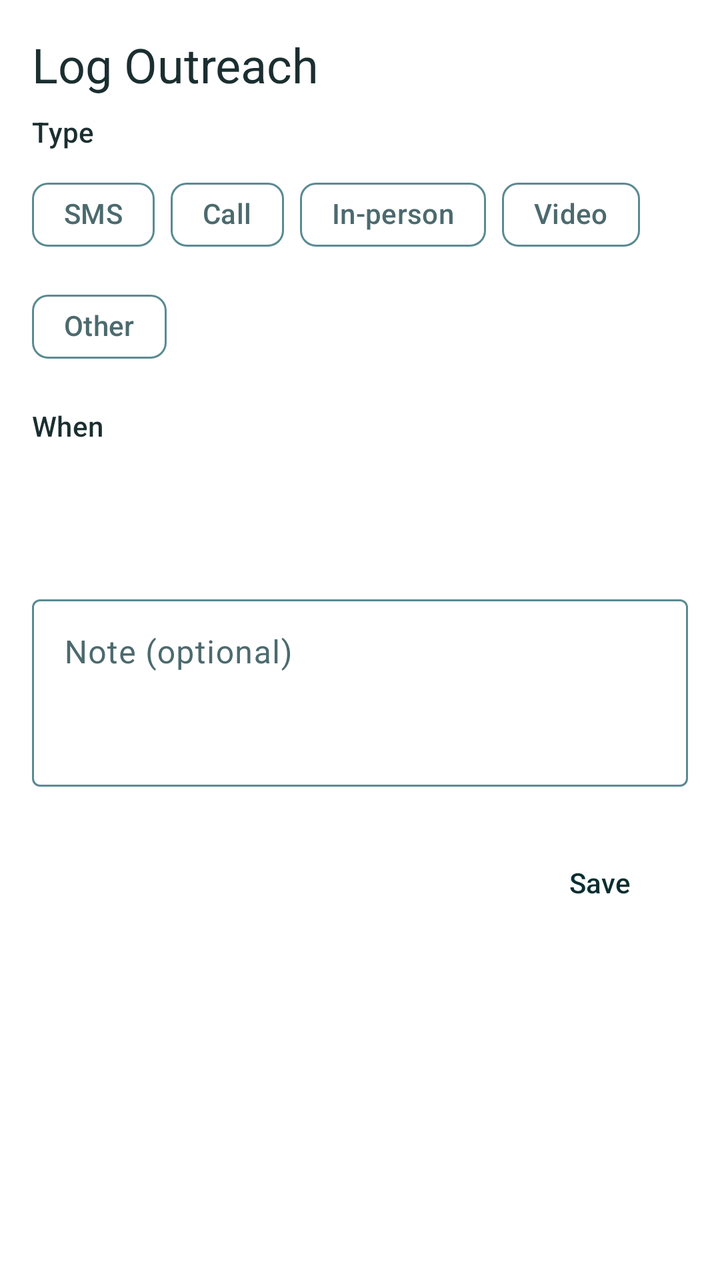
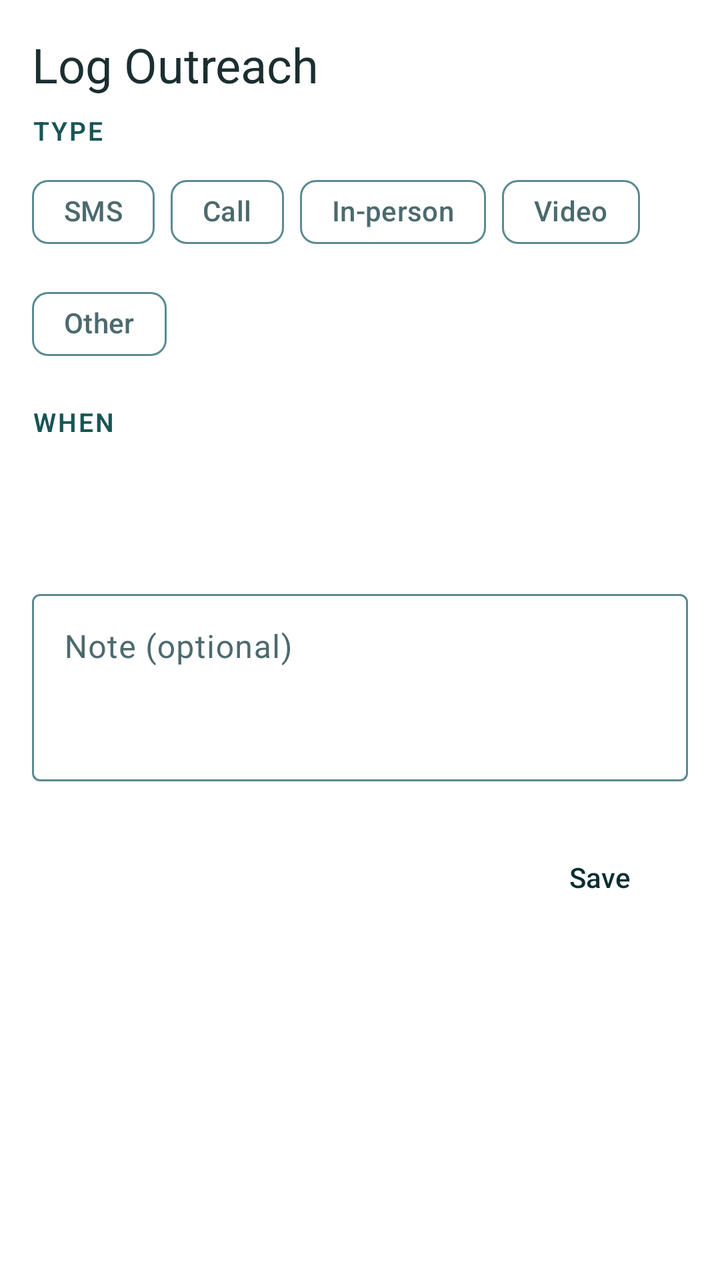

Before-and-after screenshots of an Android layout around one commit, followed by the original layout XML and the change that was made.
<!-- AndroidManifest.xml: application theme Theme.FriendMinder -->
<!-- res/layout/dialog_outreach_log.xml -->
<?xml version="1.0" encoding="utf-8"?>
<ScrollView xmlns:android="http://schemas.android.com/apk/res/android"
    xmlns:app="http://schemas.android.com/apk/res-auto"
    android:layout_width="match_parent"
    android:layout_height="wrap_content">

    <LinearLayout
        android:layout_width="match_parent"
        android:layout_height="wrap_content"
        android:orientation="vertical"
        android:padding="@dimen/fm_space_4">

        
        <TextView
            android:layout_width="match_parent"
            android:layout_height="wrap_content"
            android:layout_marginBottom="@dimen/fm_space_2"
            android:text="@string/title_log_outreach_dialog"
            android:textAppearance="?attr/textAppearanceHeadlineSmall" />

        <TextView
            android:layout_width="match_parent"
            android:layout_height="wrap_content"
            android:text="@string/label_outreach_type_header"
            android:textAppearance="?attr/textAppearanceLabelLarge" />

        <com.google.android.material.chip.ChipGroup
            android:id="@+id/typeChipGroup"
            android:layout_width="match_parent"
            android:layout_height="wrap_content"
            android:layout_marginTop="@dimen/fm_space_2"
            app:singleSelection="true"
            app:selectionRequired="false">

            <com.google.android.material.chip.Chip
                android:id="@+id/chipSms"
                style="@style/Widget.Material3.Chip.Filter"
                android:layout_width="wrap_content"
                android:layout_height="48dp"
                android:checkable="true"
                android:text="@string/outreach_type_sms" />

            <com.google.android.material.chip.Chip
                android:id="@+id/chipCall"
                style="@style/Widget.Material3.Chip.Filter"
                android:layout_width="wrap_content"
                android:layout_height="48dp"
                android:checkable="true"
                android:text="@string/outreach_type_call" />

            <com.google.android.material.chip.Chip
                android:id="@+id/chipInPerson"
                style="@style/Widget.Material3.Chip.Filter"
                android:layout_width="wrap_content"
                android:layout_height="48dp"
                android:checkable="true"
                android:text="@string/outreach_type_in_person" />

            <com.google.android.material.chip.Chip
                android:id="@+id/chipVideo"
                style="@style/Widget.Material3.Chip.Filter"
                android:layout_width="wrap_content"
                android:layout_height="48dp"
                android:checkable="true"
                android:text="@string/outreach_type_video" />

            <com.google.android.material.chip.Chip
                android:id="@+id/chipOther"
                style="@style/Widget.Material3.Chip.Filter"
                android:layout_width="wrap_content"
                android:layout_height="48dp"
                android:checkable="true"
                android:text="@string/outreach_type_other" />
        </com.google.android.material.chip.ChipGroup>

        <TextView
            android:layout_width="match_parent"
            android:layout_height="wrap_content"
            android:layout_marginTop="@dimen/fm_space_4"
            android:text="@string/label_when_header"
            android:textAppearance="?attr/textAppearanceLabelLarge" />

        <LinearLayout
            android:layout_width="match_parent"
            android:layout_height="wrap_content"
            android:orientation="horizontal"
            android:layout_marginTop="@dimen/fm_space_2">

            <Button
                android:id="@+id/dateButton"
                style="@style/Widget.Material3.Button.OutlinedButton"
                android:layout_width="0dp"
                android:layout_height="48dp"
                android:layout_weight="1" />

            <Button
                android:id="@+id/timeButton"
                style="@style/Widget.Material3.Button.OutlinedButton"
                android:layout_width="0dp"
                android:layout_height="48dp"
                android:layout_weight="1"
                android:layout_marginStart="@dimen/fm_space_2" />
        </LinearLayout>

        <com.google.android.material.textfield.TextInputLayout
            android:layout_width="match_parent"
            android:layout_height="wrap_content"
            android:layout_marginTop="@dimen/fm_space_4"
            android:hint="@string/hint_outreach_note">

            <com.google.android.material.textfield.TextInputEditText
                android:id="@+id/noteInput"
                android:layout_width="match_parent"
                android:layout_height="wrap_content"
                android:minLines="3"
                android:gravity="top"
                android:inputType="textMultiLine|textCapSentences" />
        </com.google.android.material.textfield.TextInputLayout>

        
        <LinearLayout
            android:layout_width="match_parent"
            android:layout_height="wrap_content"
            android:orientation="horizontal"
            android:gravity="end"
            android:layout_marginTop="@dimen/fm_space_6">

            
            <Button
                android:id="@+id/saveButton"
                style="@style/Widget.Material3.Button"
                android:layout_width="wrap_content"
                android:layout_height="wrap_content"
                android:backgroundTint="@color/btn_secondary_background"
                android:textColor="@color/btn_secondary_label"
                android:text="@string/action_save" />
        </LinearLayout>
    </LinearLayout>
</ScrollView>
<!-- resources referenced by this layout -->
<resources>
  <dimen name="fm_space_2">8dp</dimen>
  <dimen name="fm_space_4">16dp</dimen>
  <dimen name="fm_space_6">24dp</dimen>
  <string name="action_save">Save</string>
  <string name="hint_outreach_note">Note (optional)</string>
  <string name="label_outreach_type_header">Type</string>
  <string name="label_when_header">When</string>
  <string name="outreach_type_call">Call</string>
  <string name="outreach_type_in_person">In-person</string>
  <string name="outreach_type_other">Other</string>
  <string name="outreach_type_sms">SMS</string>
  <string name="outreach_type_video">Video</string>
  <string name="title_log_outreach_dialog">Log Outreach</string>
  <color name="fm_primary">#1F817D</color>
  <color name="fm_on_primary">#FFFFFF</color>
  <color name="fm_primary_container">#B0E8E6</color>
  <color name="fm_on_primary_container">#195556</color>
  <color name="fm_secondary">#5ABBEB</color>
  <color name="fm_on_secondary">#0A2E31</color>
  <color name="fm_secondary_container">#D6EBF8</color>
  <color name="fm_on_secondary_container">#0A2E31</color>
  <color name="fm_surface">#FFFFFF</color>
  <color name="fm_ink">#1B2E30</color>
  <color name="fm_surface_variant">#D3E9F4</color>
  <color name="fm_ink_dim">#4C6A6E</color>
  <color name="fm_outline">#5A8A92</color>
  <color name="fm_divider">#CFE7EA</color>
  <color name="fm_error">#B3261E</color>
  <color name="fm_error_container">#F9DEDC</color>
  <color name="fm_on_error_container">#410E0B</color>
  <color name="fm_surface_sunken">#EFF8FA</color>
  <style name="ThemeOverlay.FriendMinder.BottomSheetDialog" parent="ThemeOverlay.Material3.BottomSheetDialog">
          <item name="bottomSheetStyle">@style/Widget.FriendMinder.BottomSheet.Modal</item>
      </style>
  <style name="ThemeOverlay.FriendMinder.MaterialAlertDialog" parent="ThemeOverlay.Material3.MaterialAlertDialog">
          <item name="colorSurface">@color/fm_surface</item>
          <item name="colorSurfaceContainerHigh">@color/fm_surface</item>
          <item name="backgroundTint">@color/fm_surface</item>
      </style>
  <style name="Widget.FriendMinder.BottomSheet.Modal" parent="Widget.Material3.BottomSheet.Modal">
          <item name="backgroundTint">@color/fm_surface</item>
      </style>
  <!-- unchanged entries left out for length: 1 -->
</resources>

<!-- the commit's change to res/layout/dialog_outreach_log.xml (unified diff, before → after) -->
@@ -22,7 +22,7 @@
             android:layout_width="match_parent"
             android:layout_height="wrap_content"
             android:text="@string/label_outreach_type_header"
-            android:textAppearance="?attr/textAppearanceLabelLarge" />
+            android:textAppearance="@style/TextAppearance.FM.SectionLabel" />
 
         <com.google.android.material.chip.ChipGroup
             android:id="@+id/typeChipGroup"
@@ -78,7 +78,7 @@
             android:layout_height="wrap_content"
             android:layout_marginTop="@dimen/fm_space_4"
             android:text="@string/label_when_header"
-            android:textAppearance="?attr/textAppearanceLabelLarge" />
+            android:textAppearance="@style/TextAppearance.FM.SectionLabel" />
 
         <LinearLayout
             android:layout_width="match_parent"
<!-- resource entries referenced after the edit -->
@@ -13,6 +13,17 @@
   <string name="outreach_type_sms">SMS</string>
   <string name="outreach_type_video">Video</string>
   <string name="title_log_outreach_dialog">Log Outreach</string>
+  <style name="TextAppearance.FM.SectionLabel" parent="TextAppearance.Material3.LabelLarge">
+          <item name="android:textSize">13sp</item>
+          <item name="android:textColor">@color/fm_heading</item>
+          <item name="android:textAllCaps">true</item>
+          <item name="android:letterSpacing">0.08</item>
+          <item name="android:fontFamily">sans-serif</item>
+          <item name="android:textStyle">bold</item>
+          <item name="android:textFontWeight" tools:targetApi="28">600</item>
+          <item name="lineHeight">16sp</item>
+      </style>
+  <color name="fm_heading">#195556</color>
   <color name="fm_primary">#1F817D</color>
   <color name="fm_on_primary">#FFFFFF</color>
   <color name="fm_primary_container">#B0E8E6</color>
